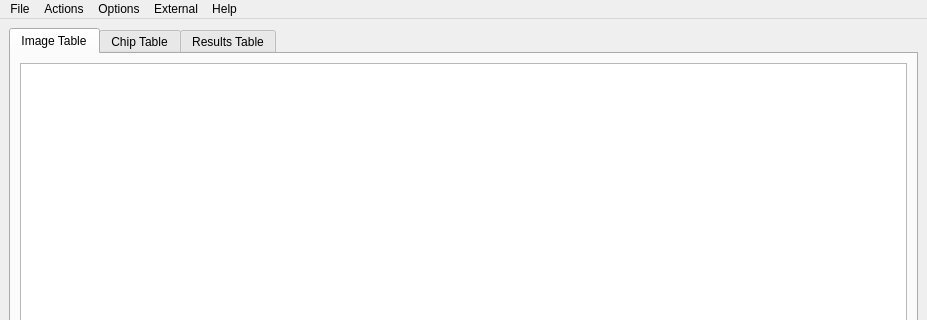
First picture: the form in gui/MainSkel.ui, repository Erotemic/hotspotter, before the edit; both pictures show x 0 to 927 and y 0 to 320 of the 927 by 573 pixel window.
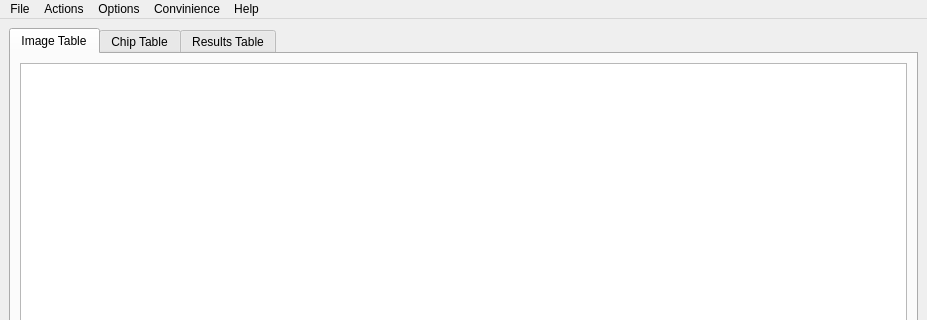
Second picture: the form after the edit. The open tabs and pages were chosen to show the change.

```diff
--- a/gui/MainSkel.ui
+++ b/gui/MainSkel.ui
@@ -175,7 +175,7 @@
    </widget>
    <widget class="QMenu" name="menuView">
     <property name="title">
-     <string>External</string>
+     <string>Convinience</string>
     </property>
     <addaction name="actionOpen_Data_Directory"/>
     <addaction name="actionOpen_Source_Directory"/>
```
Left out of the diff: 9 changed lines with no effect on the pictures.
